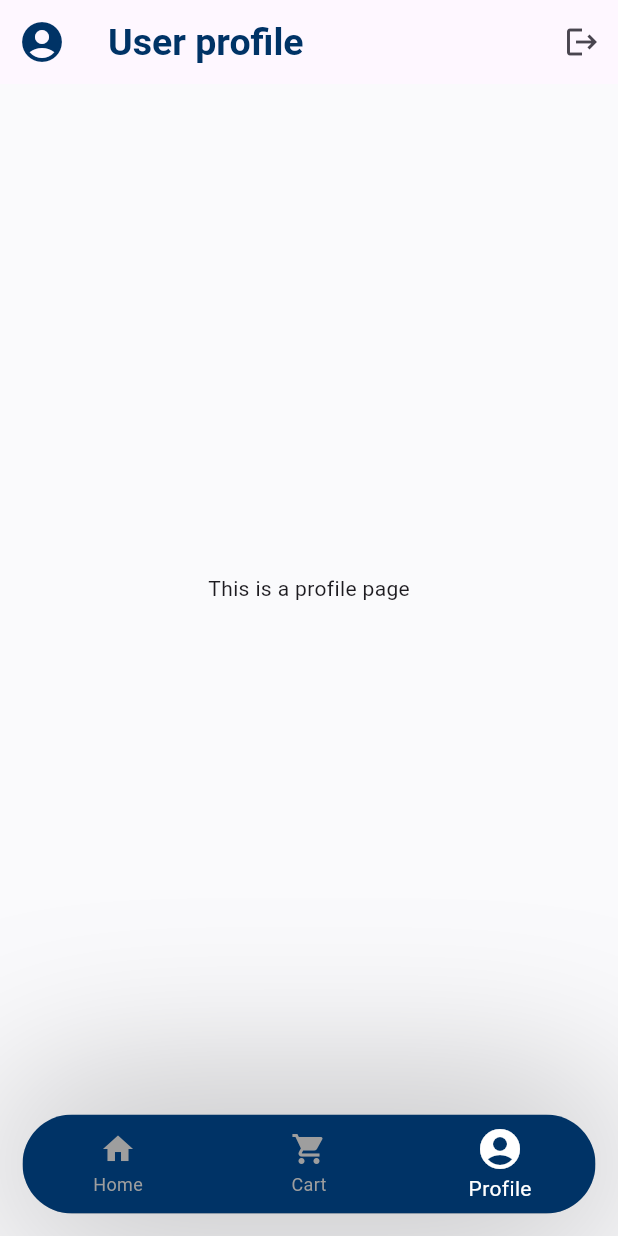
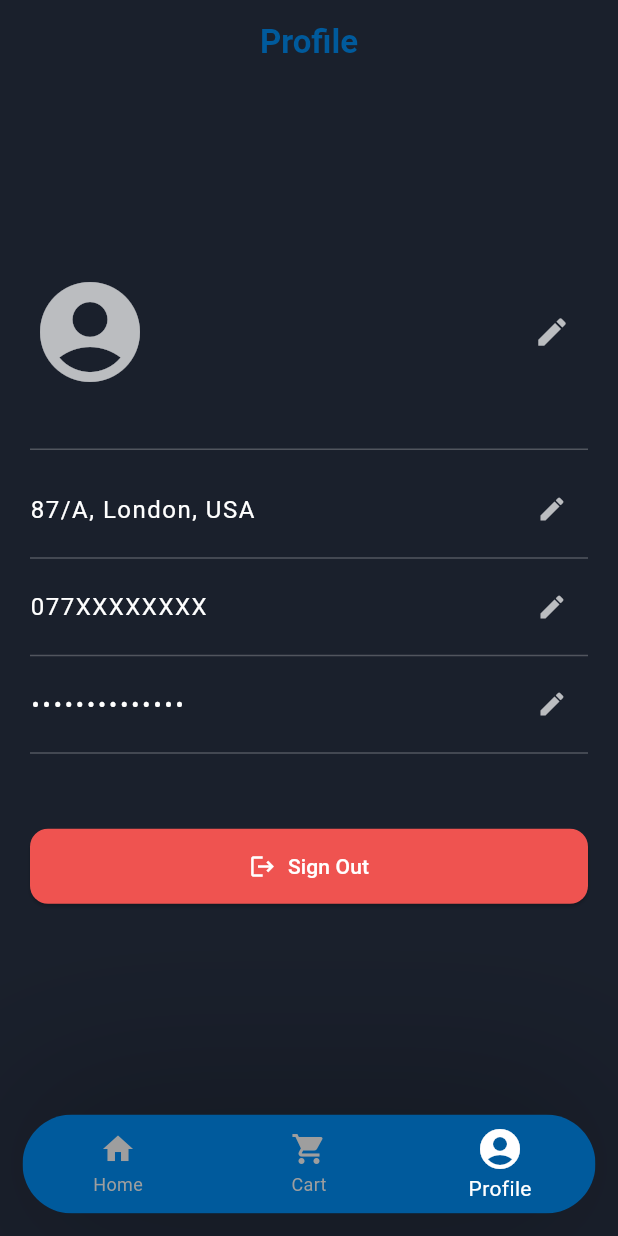
Before and after one commit to Imashanilupul/Juice_App, a Flutter app: the screen it shows once a user with an empty profile is signed in, item 3 of the bottom bar chosen, on a phone screen of 412 x 824 dp. Run offline on Flutter 3.47's test engine with Material 3 defaults, Android fonts, the light colour scheme and no system bars; our stand-ins replace cloud_firestore, firebase_auth, firebase_core; accounts and stored records are empty.

Commit message:
userprofile working

```diff
--- a/juice_app/lib/User_pages/user_cart.dart
+++ b/juice_app/lib/User_pages/user_cart.dart
@@ -9,8 +9,6 @@ class UserCart extends StatefulWidget {
 }
 
 class _UserCartState extends State<UserCart> {
-  // Sample data for the cart items.
-  // In a real app, this would come from a state management solution.
   final List<Map<String, dynamic>> _cartItems = [
     {
       'name': 'Cafe latte',
@@ -34,23 +32,9 @@ class _UserCartState extends State<UserCart> {
 
   @override
   Widget build(BuildContext context) {
-    return Scaffold(
-      // Assuming appColors.background is a dark color like in the screenshot
-      backgroundColor: appColors.background,
-      appBar: AppBar(
-        // Styling the AppBar to match the screenshot
-        title: const Text("Cart"),
-        centerTitle: true,
-        backgroundColor: appColors.background,
-        elevation: 0,
-        titleTextStyle: TextStyle(
-          // Assuming appColors.buttons_col is a contrasting color (e.g., white or a light blue)
-          color: appColors.buttons_col,
-          fontSize: 24,
-          fontWeight: FontWeight.bold,
-        ),
-      ),
-      body: Padding(
+    // The Scaffold and AppBar have been REMOVED from this file.
+    // The widget now correctly returns only its body content.
+    return Padding(
       padding: const EdgeInsets.symmetric(horizontal: 16.0),
       child: Column(
         children: [
@@ -68,7 +52,6 @@ class _UserCartState extends State<UserCart> {
           // The summary and checkout section
           _buildSummarySection(),
         ],
-        ),
       ),
     );
   }
@@ -127,7 +110,6 @@ class _UserCartState extends State<UserCart> {
             IconButton(
               icon: Icon(Icons.remove_circle, color: appColors.buttons_col),
               onPressed: () {
-                // Add logic to remove item
                 setState(() {
                   _cartItems.removeAt(_cartItems.indexOf(item));
                 });
@@ -141,22 +123,24 @@ class _UserCartState extends State<UserCart> {
 
   // Widget for the bottom summary section
   Widget _buildSummarySection() {
-    // In a real app, these values would be calculated from the cart items
-    const double subTotal = 21.75;
+    double subTotal = 0;
+    for (var item in _cartItems) {
+      subTotal += item['price'] * item['quantity'];
+    }
     const double shipping = 5.00;
-    const double total = subTotal + shipping;
+    double total = subTotal + shipping;
 
     return Container(
       padding: const EdgeInsets.symmetric(vertical: 16.0),
       child: Column(
         children: [
-          const Divider(thickness: 1),
+          const Divider(thickness: 1, color: Colors.white24),
           const SizedBox(height: 10),
           _buildSummaryRow("Sub Total", "\$${subTotal.toStringAsFixed(2)}"),
           const SizedBox(height: 8),
           _buildSummaryRow("Shipping", "\$${shipping.toStringAsFixed(2)}"),
           const SizedBox(height: 10),
-          const Divider(thickness: 1),
+          const Divider(thickness: 1, color: Colors.white24),
           const SizedBox(height: 10),
           _buildSummaryRow(
             "Total",
@@ -186,7 +170,7 @@ class _UserCartState extends State<UserCart> {
     );
   }
 
-  // Helper widget to create a row in the summary (e.g., "Sub Total" ...... "$XX.XX")
+  // Helper widget to create a row in the summary
   Widget _buildSummaryRow(String label, String value, {bool isTotal = false}) {
     return Row(
       mainAxisAlignment: MainAxisAlignment.spaceBetween,
--- a/juice_app/lib/User_pages/user_home.dart
+++ b/juice_app/lib/User_pages/user_home.dart
@@ -1,8 +1,9 @@
 import 'package:flutter/material.dart';
 import 'package:juice_app/app_colors.dart' as appColors;
-import 'package:juice_app/User_pages/user_profile.dart' as usrProfile;
-import 'package:juice_app/User_pages/user_cart.dart' as usrCart;
+import 'package:juice_app/User_pages/user_profile.dart';
+import 'package:juice_app/User_pages/user_cart.dart';
 
+// Main UserHome StatefulWidget
 class UserHome extends StatefulWidget {
   const UserHome({Key? key}) : super(key: key);
 
@@ -10,14 +11,15 @@ class UserHome extends StatefulWidget {
   _UserHomeState createState() => _UserHomeState();
 }
 
+// State class for UserHome
 class _UserHomeState extends State<UserHome> {
   int _selectedIndex = 0;
 
-  // The list of widgets for each tab is now updated
-  static const List<Widget> _widgetOptions = <Widget>[
-    HomePageContent(), // Use the new grid view widget for the home page
-    usrCart.UserCart(),
-    usrProfile.UserProfile(),
+  // The list of widgets for each tab. Must be `final`, not `const`.
+  static final List<Widget> _widgetOptions = <Widget>[
+    const HomePageContent(),
+    const UserCart(),
+    const UserProfile(),
   ];
 
   void _onItemTapped(int index) {
@@ -29,25 +31,53 @@ class _UserHomeState extends State<UserHome> {
   @override
   Widget build(BuildContext context) {
     return Scaffold(
-      // Assuming you have this color defined in your app_colors.dart
       backgroundColor: appColors.background,
+
+      // THIS IS THE CORRECTED APPBAR LOGIC
       appBar: _selectedIndex == 0
           ? AppBar(
+              // AppBar for Home page (index 0) with the search bar
+              backgroundColor: appColors.background,
+              elevation: 0,
               title: const TextField(
                 decoration: InputDecoration(
-                    labelText: "Search...",
-                    suffixIcon: Icon(Icons.search),
-                    alignLabelWithHint: false,
-                    hintStyle: TextStyle(color: Colors.white),
-                    border: OutlineInputBorder(
-                        gapPadding: BorderSide.strokeAlignCenter,
-                        borderRadius: BorderRadius.all(Radius.circular(50)))),
+                  labelText: "Search...",
+                  suffixIcon: Icon(Icons.search),
+                  alignLabelWithHint: false,
+                  hintStyle: TextStyle(color: Colors.white70),
+                  labelStyle: TextStyle(color: Colors.white70),
+                  enabledBorder: OutlineInputBorder(
+                    borderSide: BorderSide(color: Colors.white24),
+                    borderRadius: BorderRadius.all(Radius.circular(50)),
+                  ),
+                  focusedBorder: OutlineInputBorder(
+                    borderSide: BorderSide(color: Colors.white),
+                    borderRadius: BorderRadius.all(Radius.circular(50)),
+                  ),
+                ),
+                style: TextStyle(color: Colors.white),
               ),
             )
-          : null,
+          : AppBar(
+              // A single, shared AppBar for Cart (index 1) and Profile (index 2)
+              title: Text(
+                _selectedIndex == 1 ? "Cart" : "Profile",
+                style: TextStyle(
+                  color: appColors.buttons_col,
+                  fontWeight: FontWeight.bold,
+                ),
+              ),
+              centerTitle: true,
+              backgroundColor: appColors.background,
+              elevation: 0,
+              automaticallyImplyLeading: false, // Removes the back arrow
+            ),
+
       body: Center(
         child: _widgetOptions.elementAt(_selectedIndex),
       ),
+
+      // Your BottomNavigationBar code
       bottomNavigationBar: Container(
         padding: const EdgeInsets.all(15),
         decoration: const BoxDecoration(
@@ -63,30 +93,18 @@ class _UserHomeState extends State<UserHome> {
         child: ClipRRect(
           borderRadius: const BorderRadius.all(Radius.circular(50)),
           child: BottomNavigationBar(
-            // Assuming you have this color defined in your app_colors.dart
             backgroundColor: appColors.buttons_col,
             items: const <BottomNavigationBarItem>[
-              // Home icon
               BottomNavigationBarItem(
-                icon: Icon(
-                  Icons.home,
-                ),
+                icon: Icon(Icons.home),
                 label: "Home",
               ),
-
-              // Shopping cart item
               BottomNavigationBarItem(
-                icon: Icon(
-                  Icons.shopping_cart,
-                ),
+                icon: Icon(Icons.shopping_cart),
                 label: 'Cart',
               ),
-
-              // Profile icon
               BottomNavigationBarItem(
-                icon: Icon(
-                  Icons.account_circle_rounded,
-                ),
+                icon: Icon(Icons.account_circle_rounded),
                 label: 'Profile',
               ),
             ],
@@ -111,8 +129,6 @@ class _UserHomeState extends State<UserHome> {
 class HomePageContent extends StatelessWidget {
   const HomePageContent({Key? key}) : super(key: key);
 
-  // Sample data - replace with your own data from a database or API
-  // Make sure you have these images in your `assets/images/` folder
   final List<Map<String, dynamic>> products = const [
     {'image': 'assets/images/drink1.jpg', 'price': '30', 'rating': 5},
     {'image': 'assets/images/drink2.jpg', 'price': '25', 'rating': 4},
@@ -147,7 +163,6 @@ class HomePageContent extends StatelessWidget {
   }
 }
 
-
 //------------------------------------------------------------------
 // WIDGET FOR A SINGLE PRODUCT CARD IN THE GRID
 //------------------------------------------------------------------
@@ -167,8 +182,8 @@ class ProductItemCard extends StatelessWidget {
   Widget build(BuildContext context) {
     return Card(
       elevation: 2,
-      color: Colors.white, // Setting card color to white like in the image
-      clipBehavior: Clip.antiAlias, // Ensures the content respects the border radius
+      color: Colors.white,
+      clipBehavior: Clip.antiAlias,
       shape: RoundedRectangleBorder(
         borderRadius: BorderRadius.circular(12.0),
       ),
@@ -177,7 +192,6 @@ class ProductItemCard extends StatelessWidget {
         child: Column(
           crossAxisAlignment: CrossAxisAlignment.start,
           children: [
-            // Product Image
             Expanded(
               child: Container(
                 width: double.infinity,
@@ -191,8 +205,6 @@ class ProductItemCard extends StatelessWidget {
               ),
             ),
             const SizedBox(height: 8),
-
-            // Star Rating
             Row(
               children: List.generate(5, (index) {
                 return Icon(
@@ -203,8 +215,6 @@ class ProductItemCard extends StatelessWidget {
               }),
             ),
             const SizedBox(height: 4),
-
-            // Price
             Text(
               '\$$price',
               style: const TextStyle(
--- a/juice_app/lib/User_pages/user_profile.dart
+++ b/juice_app/lib/User_pages/user_profile.dart
@@ -1,7 +1,4 @@
-import 'dart:math';
-
 import 'package:firebase_auth/firebase_auth.dart';
-import 'package:firebase_core/firebase_core.dart';
 import 'package:flutter/material.dart';
 import 'package:juice_app/app_colors.dart' as appColors;
 
@@ -14,30 +11,116 @@ class UserProfile extends StatelessWidget {
 
   @override
   Widget build(BuildContext context) {
-    return Scaffold(
-      backgroundColor: appColors.background,
-      appBar: AppBar(
-        title: const Text("User profile"),
-        actions: [
-          IconButton(
-            onPressed: signUserOut,
-            icon: const Icon(Icons.logout),
-          ),
-        ],
-        leading: Icon(
-          Icons.account_circle_rounded,
-          size: 32,
-          color: appColors.buttons_col,
+    final User? currentUser = FirebaseAuth.instance.currentUser;
+
+    // The Scaffold and AppBar are removed.
+    // This widget now only returns the content for the body.
+    return SingleChildScrollView(
+      child: Padding(
+        padding: const EdgeInsets.all(20.0),
+        child: Column(
+          children: [
+            // Top Profile Header
+            Row(
+              children: [
+                const Icon(
+                  Icons.account_circle,
+                  size: 80,
+                  color: Colors.white70,
+                ),
+                const SizedBox(width: 20),
+                Expanded(
+                  child: Text(
+                    currentUser?.email ?? "John Carter",
+                    style: const TextStyle(
+                      color: Colors.white,
+                      fontSize: 22,
+                      fontWeight: FontWeight.bold,
+                    ),
+                  ),
+                ),
+                IconButton(
+                  icon: const Icon(Icons.edit, color: Colors.white70),
+                  onPressed: () {},
+                ),
+              ],
+            ),
+            const SizedBox(height: 30),
+            const Divider(color: Colors.white24),
+
+            // Profile Information List
+            _buildProfileDetail(
+              label: "87/A, London, USA",
+              onPressed: () {},
+            ),
+            _buildProfileDetail(
+              label: "077XXXXXXXX",
+              onPressed: () {},
+            ),
+            _buildProfileDetail(
+              label: "••••••••••••••",
+              isPassword: true,
+              onPressed: () {},
+            ),
+            const SizedBox(height: 50),
+
+            // Logout Button
+            SizedBox(
+              width: double.infinity,
+              child: ElevatedButton.icon(
+                onPressed: signUserOut,
+                icon: const Icon(Icons.logout, color: Colors.white),
+                label: const Text(
+                  "Sign Out",
+                  style: TextStyle(color: Colors.white),
+                ),
+                style: ElevatedButton.styleFrom(
+                  padding: const EdgeInsets.symmetric(vertical: 15),
+                  backgroundColor: Colors.red[400],
+                  shape: RoundedRectangleBorder(
+                    borderRadius: BorderRadius.circular(12),
+                  ),
+                ),
+              ),
+            ),
+          ],
         ),
-        titleTextStyle: TextStyle(
-          color: appColors.buttons_col,
-          fontSize: 25,
-          fontWeight: FontWeight.w700,
-        ),
-      ),
-      body: const Center(
-        child: Text("This is a profile page"),
       ),
     );
   }
+
+  // Helper widget remains the same
+  Widget _buildProfileDetail({
+    required String label,
+    required VoidCallback onPressed,
+    bool isPassword = false,
+  }) {
+    // ... no changes needed here
+    return Column(
+      children: [
+        Padding(
+          padding: const EdgeInsets.symmetric(vertical: 8.0),
+          child: Row(
+            children: [
+              Expanded(
+                child: Text(
+                  label,
+                  style: TextStyle(
+                    color: Colors.white,
+                    fontSize: 16,
+                    letterSpacing: isPassword ? 2.0 : 1.0,
+                  ),
+                ),
+              ),
+              IconButton(
+                icon: const Icon(Icons.edit, color: Colors.white70, size: 20),
+                onPressed: onPressed,
+              ),
+            ],
+          ),
+        ),
+        const Divider(color: Colors.white24, height: 1),
+      ],
+    );
+  }
 }
--- a/juice_app/lib/app_colors.dart
+++ b/juice_app/lib/app_colors.dart
@@ -1,7 +1,12 @@
 import 'dart:ui';
+import 'package:flutter/material.dart'; // It's good practice to import Material
 
-final Color background = Color(0xFFfafafc);
-final Color buttons_col = Color(0xFF003366);
+// CORRECTED: The background color is now a dark blue-grey
+final Color background = Color(0xFF1A202C);
+
+// This is a good dark blue that will work well with the background
+final Color buttons_col = Color(0xFF005A9C);
+
 final Color image_background = Color(0xFFD9D9D9);
 final Color admin_loading_screen = Color(0xFFC99D47);
 final Color confirmation_color = Color(0xFF07B707);
```
Lines whose indentation alone changed are shown as unchanged.
